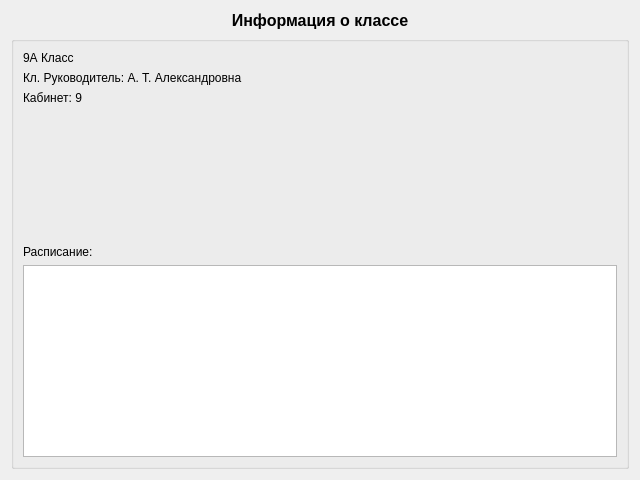
Before: the Qt Designer form src/gradeview.ui in b1ek/CuteSchedule, drawn with Qt 5.
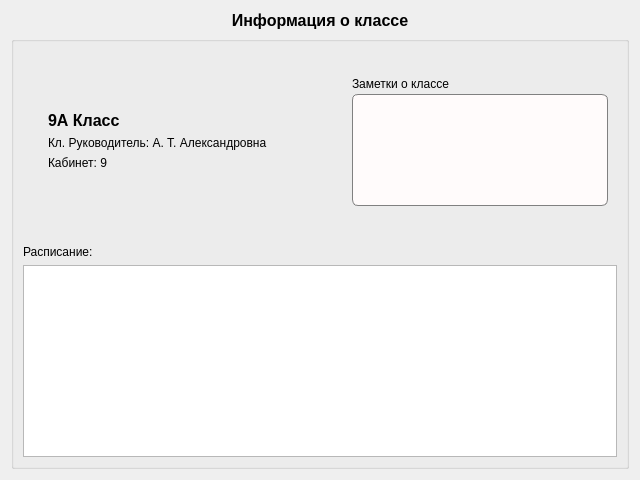
After: the same form once the commit is applied.

What changed in the file:
```diff
--- a/src/gradeview.ui
+++ b/src/gradeview.ui
@@ -45,24 +45,182 @@
        </property>
        <layout class="QVBoxLayout" name="verticalLayout_2">
         <item>
-         <widget class="QLabel" name="name">
-          <property name="text">
-           <string>9А Класс</string>
+         <spacer name="verticalSpacer_2">
+          <property name="orientation">
+           <enum>Qt::Vertical</enum>
           </property>
-         </widget>
-        </item>
-        <item>
-         <widget class="QLabel" name="teacher">
-          <property name="text">
-           <string>Кл. Руководитель: А. Т. Александровна</string>
+          <property name="sizeType">
+           <enum>QSizePolicy::Fixed</enum>
           </property>
-         </widget>
+          <property name="sizeHint" stdset="0">
+           <size>
+            <width>20</width>
+            <height>16</height>
+           </size>
+          </property>
+         </spacer>
         </item>
         <item>
-         <widget class="QLabel" name="cabinet">
-          <property name="text">
-           <string>Кабинет: 9</string>
-          </property>
+         <widget class="QWidget" name="minfo" native="true">
+          <layout class="QHBoxLayout" name="horizontalLayout_2">
+           <item>
+            <widget class="QWidget" name="widget" native="true">
+             <property name="minimumSize">
+              <size>
+               <width>256</width>
+               <height>128</height>
+              </size>
+             </property>
+             <property name="maximumSize">
+              <size>
+               <width>256</width>
+               <height>128</height>
+              </size>
+             </property>
+             <layout class="QVBoxLayout" name="verticalLayout_3">
+              <property name="leftMargin">
+               <number>16</number>
+              </property>
+              <item>
+               <spacer name="verticalSpacer_4">
+                <property name="orientation">
+                 <enum>Qt::Vertical</enum>
+                </property>
+                <property name="sizeHint" stdset="0">
+                 <size>
+                  <width>20</width>
+                  <height>40</height>
+                 </size>
+                </property>
+               </spacer>
+              </item>
+              <item>
+               <widget class="QLabel" name="name">
+                <property name="font">
+                 <font>
+                  <pointsize>12</pointsize>
+                  <bold>true</bold>
+                 </font>
+                </property>
+                <property name="text">
+                 <string>9А Класс</string>
+                </property>
+                <property name="alignment">
+                 <set>Qt::AlignLeading|Qt::AlignLeft|Qt::AlignVCenter</set>
+                </property>
+               </widget>
+              </item>
+              <item>
+               <widget class="QLabel" name="teacher">
+                <property name="text">
+                 <string>Кл. Руководитель: А. Т. Александровна</string>
+                </property>
+                <property name="alignment">
+                 <set>Qt::AlignLeading|Qt::AlignLeft|Qt::AlignVCenter</set>
+                </property>
+               </widget>
+              </item>
+              <item>
+               <widget class="QLabel" name="cabinet">
+                <property name="text">
+                 <string>Кабинет: 9</string>
+                </property>
+                <property name="alignment">
+                 <set>Qt::AlignLeading|Qt::AlignLeft|Qt::AlignVCenter</set>
+                </property>
+               </widget>
+              </item>
+              <item>
+               <spacer name="verticalSpacer_3">
+                <property name="orientation">
+                 <enum>Qt::Vertical</enum>
+                </property>
+                <property name="sizeHint" stdset="0">
+                 <size>
+                  <width>20</width>
+                  <height>40</height>
+                 </size>
+                </property>
+               </spacer>
+              </item>
+             </layout>
+            </widget>
+           </item>
+           <item>
+            <spacer name="horizontalSpacer">
+             <property name="orientation">
+              <enum>Qt::Horizontal</enum>
+             </property>
+             <property name="sizeHint" stdset="0">
+              <size>
+               <width>40</width>
+               <height>20</height>
+              </size>
+             </property>
+            </spacer>
+           </item>
+           <item>
+            <widget class="QWidget" name="widget_2" native="true">
+             <layout class="QVBoxLayout" name="verticalLayout_4">
+              <property name="spacing">
+               <number>2</number>
+              </property>
+              <property name="leftMargin">
+               <number>0</number>
+              </property>
+              <property name="topMargin">
+               <number>0</number>
+              </property>
+              <property name="rightMargin">
+               <number>0</number>
+              </property>
+              <property name="bottomMargin">
+               <number>0</number>
+              </property>
+              <item>
+               <widget class="QLabel" name="label_2">
+                <property name="minimumSize">
+                 <size>
+                  <width>0</width>
+                  <height>16</height>
+                 </size>
+                </property>
+                <property name="maximumSize">
+                 <size>
+                  <width>16777215</width>
+                  <height>16</height>
+                 </size>
+                </property>
+                <property name="text">
+                 <string>Заметки о классе</string>
+                </property>
+               </widget>
+              </item>
+              <item>
+               <widget class="QPlainTextEdit" name="plainTextEdit">
+                <property name="minimumSize">
+                 <size>
+                  <width>256</width>
+                  <height>0</height>
+                 </size>
+                </property>
+                <property name="maximumSize">
+                 <size>
+                  <width>256</width>
+                  <height>112</height>
+                 </size>
+                </property>
+                <property name="styleSheet">
+                 <string notr="true">background-color: rgb(255, 251, 251);
+border-radius: 6px;
+border: 1px solid gray;</string>
+                </property>
+               </widget>
+              </item>
+             </layout>
+            </widget>
+           </item>
+          </layout>
          </widget>
         </item>
         <item>
@@ -70,10 +228,13 @@
           <property name="orientation">
            <enum>Qt::Vertical</enum>
           </property>
+          <property name="sizeType">
+           <enum>QSizePolicy::Expanding</enum>
+          </property>
           <property name="sizeHint" stdset="0">
            <size>
             <width>20</width>
-            <height>40</height>
+            <height>20</height>
            </size>
           </property>
          </spacer>
```
